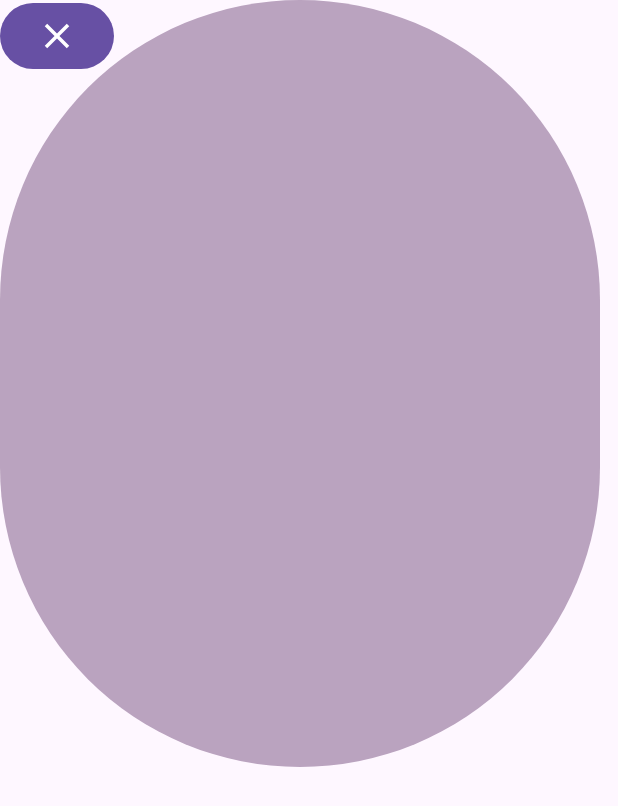
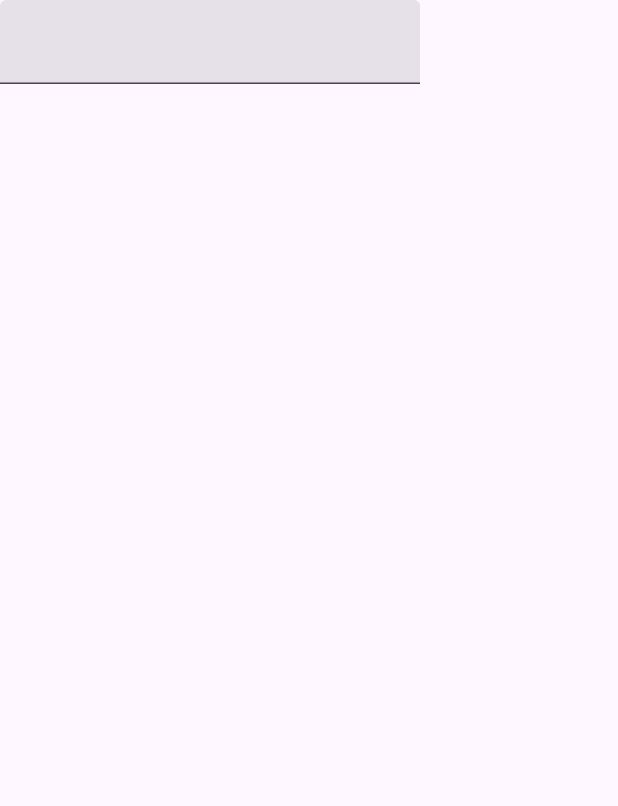
Before and after one commit to luiisca/floating-views, an Android app built with Jetpack Compose: the composable ExpandedView shown on its own in the app's theme, on a phone screen of 412 x 824 dp. Shown: the top 806 px of the screen. Run offline under Robolectric (Android 15) with nearby library versions, the phone set to English and light mode, and no system bars.

Commit message:
fix: cannot focus TextField in floating view, closes #57

```diff
--- a/app/src/main/java/com/floaty/app/ExpandedView.kt
+++ b/app/src/main/java/com/floaty/app/ExpandedView.kt
@@ -1,39 +1,63 @@
 package com.floaty.app
 
 import androidx.compose.foundation.background
+import androidx.compose.foundation.layout.Arrangement
 import androidx.compose.foundation.layout.Box
+import androidx.compose.foundation.layout.Column
+import androidx.compose.foundation.layout.Row
+import androidx.compose.foundation.layout.fillMaxWidth
 import androidx.compose.foundation.layout.height
 import androidx.compose.foundation.layout.requiredWidth
 import androidx.compose.foundation.layout.size
+import androidx.compose.foundation.layout.width
+import androidx.compose.foundation.lazy.LazyColumn
+import androidx.compose.foundation.lazy.itemsIndexed
 import androidx.compose.foundation.shape.CircleShape
 import androidx.compose.material.icons.Icons
 import androidx.compose.material.icons.filled.Close
 import androidx.compose.material3.Button
+import androidx.compose.material3.ExperimentalMaterial3Api
 import androidx.compose.material3.Icon
+import androidx.compose.material3.Text
+import androidx.compose.material3.TextField
 import androidx.compose.runtime.Composable
+import androidx.compose.runtime.LaunchedEffect
+import androidx.compose.runtime.getValue
+import androidx.compose.runtime.mutableStateListOf
 import androidx.compose.runtime.mutableStateOf
 import androidx.compose.runtime.remember
+import androidx.compose.runtime.setValue
+import androidx.compose.ui.Alignment
 import androidx.compose.ui.Modifier
 import androidx.compose.ui.graphics.Color
 import androidx.compose.ui.unit.dp
+import androidx.compose.ui.unit.sp
 
 @Composable
 fun ExpandedView(close: () -> Unit) {
   val color = remember { mutableStateOf(randomColor()) }
+  var txt by remember {
+    mutableStateOf("")
+  }
 
-  Box(modifier = Modifier
-//    .size(200.dp)
-    .height(511.dp)
-    .requiredWidth(400.dp)
-    .background(color.value, shape = CircleShape)) {
-    Button(onClick = { close() }) {
-      Icon(
-        imageVector = Icons.Default.Close,
-        contentDescription = "Hide expanded view",
-        modifier = Modifier.size(28.dp)
-      )
-    }
-  }
+//  Box(modifier = Modifier
+////    .size(200.dp)
+//    .height(511.dp)
+//    .requiredWidth(400.dp)
+//    .background(color.value, shape = CircleShape)
+//  ) {
+//
+//    Column {
+//      Button(onClick = { close() }) {
+//        Icon(
+//          imageVector = Icons.Default.Close,
+//          contentDescription = "Hide expanded view",
+//          modifier = Modifier.size(28.dp)
+//        )
+//      }
+//    }
+//  }
+  TextField(value = txt, onValueChange = {txt = it})
 }
 
 fun randomColor() =
--- a/floating-view/src/main/java/com/floatingview/library/FloatiesBuilder.kt
+++ b/floating-view/src/main/java/com/floatingview/library/FloatiesBuilder.kt
@@ -416,8 +416,7 @@ class CreateFloatViews(
         y = mainStartPoint.y
     }
     var expandedLayoutParams = baseLayoutParams().apply {
-        flags = WindowManager.LayoutParams.FLAG_NOT_FOCUSABLE or
-                WindowManager.LayoutParams.FLAG_WATCH_OUTSIDE_TOUCH or
+        flags = WindowManager.LayoutParams.FLAG_NOT_TOUCH_MODAL or
                 WindowManager.LayoutParams.FLAG_DIM_BEHIND
         dimAmount = expandedFloatyConfig.dimAmount
         x = expandedStartPoint.x
--- a/floating-view/src/main/java/com/floatingview/library/composables/DraggableFloat.kt
+++ b/floating-view/src/main/java/com/floatingview/library/composables/DraggableFloat.kt
@@ -110,6 +110,7 @@ fun DraggableFloat(
           onTap = { offset ->
             when (type) {
               DraggableType.MAIN -> {
+                Log.d("DraggableFloat", "✅MAIN tapped!")
                 if (expandedConfig.enabled) {
                   openExpandedView?.let { it() }
                 }
@@ -117,6 +118,7 @@ fun DraggableFloat(
               }
 
               DraggableType.EXPANDED -> {
+                Log.d("DraggableFloat", "✅EXPANDED tapped!")
                 expandedConfig.onTap?.let { it(offset) }
               }
             }
```
Also changed, not shown: app/src/main/java/com/floaty/app/FloatyScreen.kt (+51 -127 lines), floating-view/src/main/java/com/floatingview/library/composables/FullscreenOverlayFloat.kt (+7 -1 lines).
